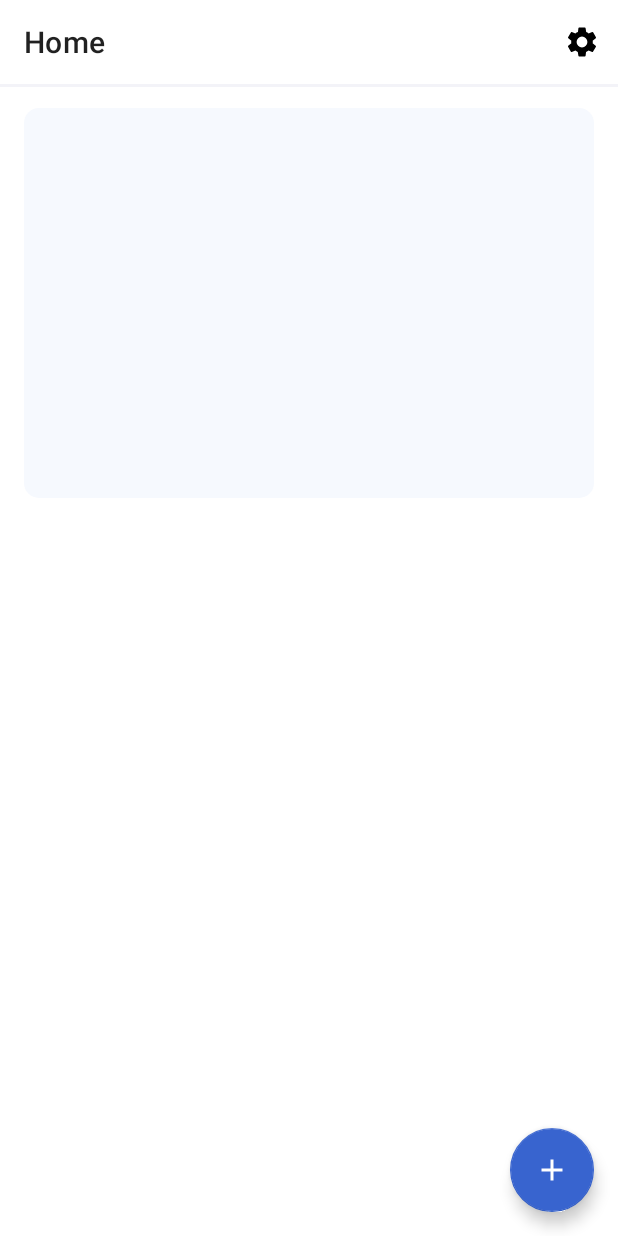
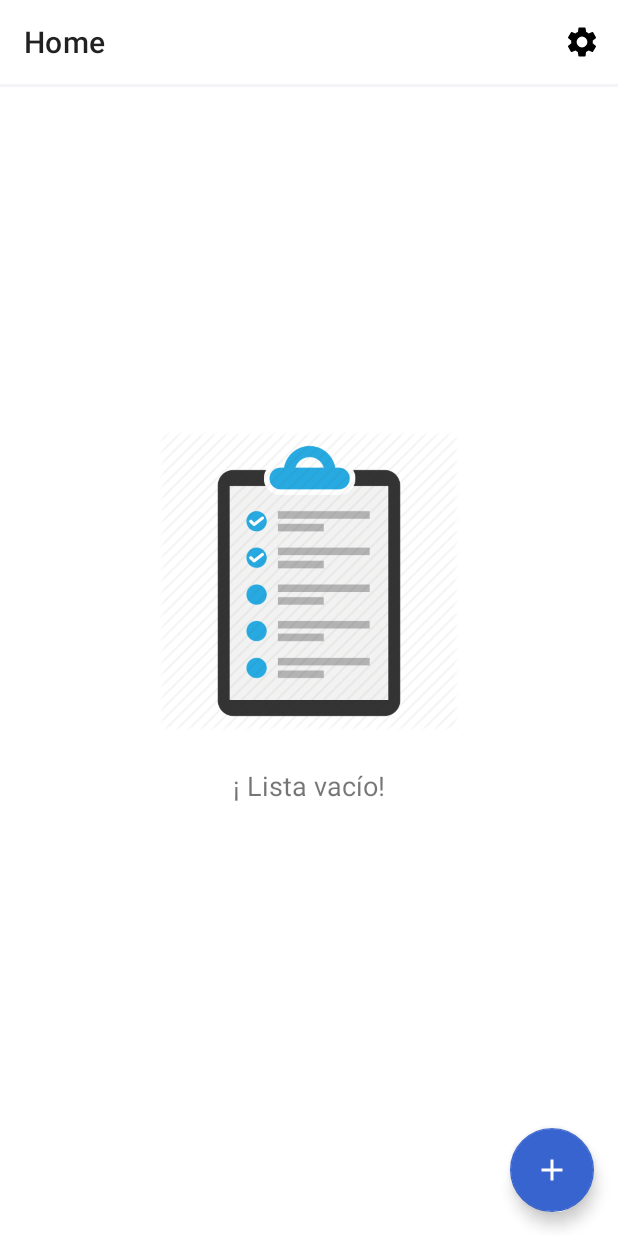
Before and after one commit to EdmanUVG/To-Do, an Android app: the screen it shows after launch (MainActivity), on a phone screen of 412 x 824 dp. Run offline under Robolectric (Android 15) with nearby library versions, the phone set to English and light mode, and no system bars; our stand-ins replace Room's generated code, data binding, navigation-ui; Roboto replaces fonts that are not available here.

Commit message:
UI fixed

```diff
--- a/app/build.gradle
+++ b/app/build.gradle
@@ -92,6 +92,9 @@ dependencies {
     // Mask Edit Text
     implementation 'com.github.santalu:mask-edittext:1.1.1'
 
+    // MP Android Chart
+//    implementation ' com.github.PhilJay:MPAndroidChart:v3.1.0'
+
     // Lifecycle
     implementation 'androidx.lifecycle:lifecycle-viewmodel-ktx:2.2.0'
     implementation 'androidx.lifecycle:lifecycle-extensions:2.2.0'
--- a/app/src/main/java/com/example/walletsaver/database/BudgetDatabaseDao.kt
+++ b/app/src/main/java/com/example/walletsaver/database/BudgetDatabaseDao.kt
@@ -30,6 +30,9 @@ interface BudgetDatabaseDao {
     @Query("SELECT amount FROM budget_table")
     fun getSumOfBudgets(): LiveData<List<String>>
 
+    @Query("SELECT COUNT(id) FROM budget_table")
+    fun getRowsCount(): LiveData<Int>
+
 
     @Query("SELECT * FROM budget_table ORDER BY id DESC")
     fun getBudgets(): LiveData<List<Budget>>
--- a/app/src/main/java/com/example/walletsaver/ui/home/HomeFragment.kt
+++ b/app/src/main/java/com/example/walletsaver/ui/home/HomeFragment.kt
@@ -27,6 +27,8 @@ class HomeFragment : Fragment() {
 
     private val STORAGE_REQUEST_CODE = 101
     private val TAG = "PermissionDemo"
+
+    var esVisible = true
 
 
     override fun onCreateView(inflater: LayoutInflater, container: ViewGroup?,
@@ -69,6 +71,20 @@ class HomeFragment : Fragment() {
         viewModel.budgets.observe(viewLifecycleOwner, Observer {
             it?.let {
                 adapter.submitList(it)
+            }
+        })
+
+        viewModel.rowsCount.observe(viewLifecycleOwner, Observer { count ->
+            if (count == 0) {
+                if (esVisible) {
+                    binding.linearLayout.visibility = View.INVISIBLE
+                    binding.emptyScreen.visibility = View.VISIBLE
+                    esVisible = false
+                } else {
+                    binding.linearLayout.visibility = View.VISIBLE
+                    binding.emptyScreen.visibility = View.INVISIBLE
+                    esVisible = true
+                }
             }
         })
 
--- a/app/src/main/java/com/example/walletsaver/ui/home/HomeViewModel.kt
+++ b/app/src/main/java/com/example/walletsaver/ui/home/HomeViewModel.kt
@@ -8,6 +8,8 @@ import com.example.walletsaver.database.BudgetDatabaseDao
 class HomeViewModel(val database: BudgetDatabaseDao) : ViewModel() {
 
     val budgets = database.getBudgets()
+
+    val rowsCount = database.getRowsCount()
 
 
     private val _budgetClicked = MutableLiveData<Long>()
--- a/app/src/main/java/com/example/walletsaver/ui/tabs/TabHolderFragment.kt
+++ b/app/src/main/java/com/example/walletsaver/ui/tabs/TabHolderFragment.kt
@@ -2,10 +2,12 @@ package com.example.walletsaver.ui.tabs
 
 import androidx.lifecycle.ViewModelProviders
 import android.os.Bundle
+import android.os.Handler
 import androidx.fragment.app.Fragment
 import android.view.LayoutInflater
 import android.view.View
 import android.view.ViewGroup
+import androidx.appcompat.app.AppCompatActivity
 
 import com.example.walletsaver.R
 import com.example.walletsaver.ui.addbudget.AddBudgetFragment
@@ -29,12 +31,21 @@ class TabHolderFragment : Fragment() {
         super.onActivityCreated(savedInstanceState)
 
         val adapter = ViewPagerAdapter(childFragmentManager)
+        adapter.addFragment(AddIncomeFragment(), "Ingreso")
         adapter.addFragment(AddBudgetFragment(), "Presupuesto")
-        adapter.addFragment(AddIncomeFragment(), "Ingreso")
         adapter.addFragment(AddExpenseFragment(), "Gasto")
         viewPager.adapter = adapter
         tabs.setupWithViewPager(viewPager)
 
+        tabs!!.post (Runnable {
+           tabs!!.setupWithViewPager(viewPager)})
+        selectDefaultTab(1)
     }
 
+    private fun selectDefaultTab(index: Int) {
+        Handler().postDelayed(Runnable {
+            tabs!!.setScrollPosition(index, 0f, true)
+            viewPager!!.currentItem = index
+        }, 100)
+    }
 }
--- a/app/src/main/res/layout/budget.xml
+++ /dev/null
@@ -1,11 +0,0 @@
-<?xml version="1.0" encoding="utf-8"?>
-<com.google.android.material.chip.Chip
-    xmlns:android="http://schemas.android.com/apk/res/android"
-    xmlns:app="http://schemas.android.com/apk/res-auto"
-    xmlns:tools="http://schemas.android.com/tools"
-    android:layout_width="wrap_content"
-    android:layout_height="wrap_content"
-    style="@style/Widget.MaterialComponents.Chip.Choice"
-    app:chipBackgroundColor="@color/selected_highlight"
-    app:checkedIconVisible="true"
-    tools:checked="true" />
--- a/app/src/main/res/layout/fragment_home.xml
+++ b/app/src/main/res/layout/fragment_home.xml
@@ -17,27 +17,66 @@
         android:background="@android:color/white"
         tools:context=".ui.home.HomeFragment">
 
-        <LinearLayout
+        <androidx.constraintlayout.widget.ConstraintLayout
+            android:id="@+id/empty_screen"
+            android:layout_width="match_parent"
+            android:layout_height="match_parent"
+            android:visibility="invisible"
+            app:layout_constraintBottom_toBottomOf="parent"
+            app:layout_constraintEnd_toEndOf="parent"
+            app:layout_constraintStart_toStartOf="parent"
+            app:layout_constraintTop_toTopOf="parent">
+
+            <ImageView
+                android:id="@+id/imageView"
+                android:layout_width="200dp"
+                android:layout_height="200dp"
+                android:layout_marginBottom="50dp"
+                app:layout_constraintBottom_toBottomOf="parent"
+                app:layout_constraintEnd_toEndOf="parent"
+                app:layout_constraintStart_toStartOf="parent"
+                app:layout_constraintTop_toTopOf="parent"
+                app:srcCompat="@drawable/clipboard" />
+
+            <TextView
+                android:id="@+id/textView5"
+                android:layout_width="wrap_content"
+                android:layout_height="wrap_content"
+                android:layout_marginTop="24dp"
+                android:text="¡ Lista vacío!"
+                android:textSize="18sp"
+                app:layout_constraintEnd_toEndOf="parent"
+                app:layout_constraintStart_toStartOf="parent"
+                app:layout_constraintTop_toBottomOf="@+id/imageView" />
+        </androidx.constraintlayout.widget.ConstraintLayout>
+
+        <androidx.constraintlayout.widget.ConstraintLayout
             android:id="@+id/linearLayout"
             android:layout_width="match_parent"
-            android:layout_height="260dp"
+            android:layout_height="250dp"
             android:layout_marginStart="16dp"
             android:layout_marginTop="72dp"
             android:layout_marginEnd="16dp"
             android:background="@drawable/budget_list_background"
             android:orientation="vertical"
+            android:visibility="visible"
             app:layout_constraintEnd_toEndOf="parent"
             app:layout_constraintStart_toStartOf="parent"
             app:layout_constraintTop_toTopOf="parent">
 
             <TextView
                 android:id="@+id/text_income"
-                android:layout_width="match_parent"
-                android:layout_height="match_parent"
+                android:layout_width="wrap_content"
+                android:layout_height="wrap_content"
+                android:layout_marginTop="8dp"
                 android:gravity="center_horizontal|center_vertical"
+                android:text="Mi finanza"
                 android:textColor="@android:color/black"
-                android:textSize="24sp" />
-        </LinearLayout>
+                android:textSize="18sp"
+                app:layout_constraintEnd_toEndOf="parent"
+                app:layout_constraintStart_toStartOf="parent"
+                app:layout_constraintTop_toTopOf="parent" />
+        </androidx.constraintlayout.widget.ConstraintLayout>
 
         <androidx.recyclerview.widget.RecyclerView
             android:id="@+id/budget_list"
--- a/app/src/main/res/navigation/mobile_navigation.xml
+++ b/app/src/main/res/navigation/mobile_navigation.xml
@@ -55,6 +55,7 @@
     <fragment
         android:id="@+id/tab_holder_fragment"
         android:name="com.example.walletsaver.ui.tabs.TabHolderFragment"
+        android:label="Agregar"
         tools:layout="@layout/fragment_tab_holder" />
     <fragment
         android:id="@+id/settings_fragment"
```
Also changed, not shown: app/src/main/res/drawable/clipboard.png (added).
